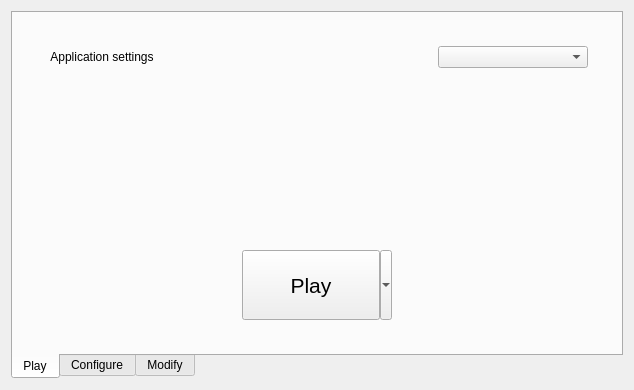
The window that src/mainwindow.ui (kriana/SilVerPLuM) describes before a commit, drawn with Qt 5.
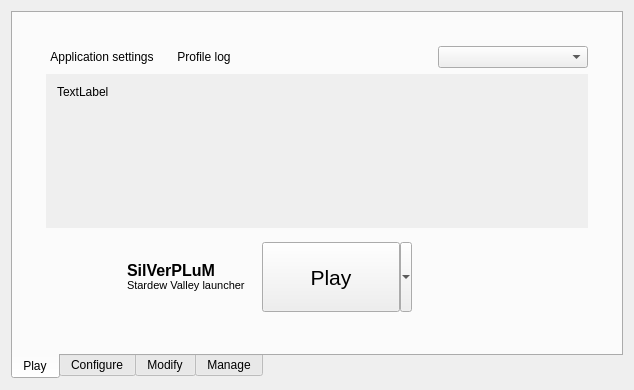
The same window after the commit. Icons and pictures are not drawn. Custom widgets are drawn as their Qt base class.

Commit message: + Launcher shows profile description + Started work on savegame manager + Log viewer + Working DLL pipeline + Markdown descriptions

Diff of the .ui file:
```diff
--- a/src/mainwindow.ui
+++ b/src/mainwindow.ui
@@ -69,6 +69,19 @@
                    </property>
                   </widget>
                  </item>
+                 <item>
+                  <widget class="QPushButton" name="btnShowLog">
+                   <property name="text">
+                    <string>Profile log</string>
+                   </property>
+                   <property name="icon">
+                    <iconset theme="text"/>
+                   </property>
+                   <property name="flat">
+                    <bool>true</bool>
+                   </property>
+                  </widget>
+                 </item>
                  <item>
                   <spacer name="horizontalSpacer_3">
                    <property name="orientation">
@@ -95,32 +108,100 @@
                 </layout>
                </item>
                <item>
-                <spacer name="verticalSpacer">
-                 <property name="orientation">
-                  <enum>Qt::Vertical</enum>
+                <widget class="QScrollArea" name="scrollArea">
+                 <property name="frameShape">
+                  <enum>QFrame::NoFrame</enum>
                  </property>
-                 <property name="sizeHint" stdset="0">
-                  <size>
-                   <width>20</width>
-                   <height>186</height>
-                  </size>
+                 <property name="widgetResizable">
+                  <bool>true</bool>
                  </property>
-                </spacer>
+                 <widget class="QWidget" name="scrollAreaWidgetContents">
+                  <property name="geometry">
+                   <rect>
+                    <x>0</x>
+                    <y>0</y>
+                    <width>578</width>
+                    <height>181</height>
+                   </rect>
+                  </property>
+                  <layout class="QGridLayout" name="gridLayout_5">
+                   <item row="0" column="0">
+                    <widget class="QLabel" name="profileInfo">
+                     <property name="maximumSize">
+                      <size>
+                       <width>800</width>
+                       <height>16777215</height>
+                      </size>
+                     </property>
+                     <property name="text">
+                      <string>TextLabel</string>
+                     </property>
+                     <property name="textFormat">
+                      <enum>Qt::RichText</enum>
+                     </property>
+                     <property name="alignment">
+                      <set>Qt::AlignLeading|Qt::AlignLeft|Qt::AlignTop</set>
+                     </property>
+                     <property name="wordWrap">
+                      <bool>true</bool>
+                     </property>
+                    </widget>
+                   </item>
+                  </layout>
+                 </widget>
+                </widget>
                </item>
                <item>
                 <layout class="QHBoxLayout" name="horizontalLayout">
                  <item>
-                  <spacer name="horizontalSpacer">
-                   <property name="orientation">
-                    <enum>Qt::Horizontal</enum>
+                  <widget class="QWidget" name="widget_3" native="true">
+                   <property name="sizePolicy">
+                    <sizepolicy hsizetype="Expanding" vsizetype="Preferred">
+                     <horstretch>0</horstretch>
+                     <verstretch>0</verstretch>
+                    </sizepolicy>
                    </property>
-                   <property name="sizeHint" stdset="0">
-                    <size>
-                     <width>40</width>
-                     <height>20</height>
-                    </size>
-                   </property>
-                  </spacer>
+                   <layout class="QHBoxLayout" name="horizontalLayout_4">
+                    <item>
+                     <widget class="QLabel" name="label">
+                      <property name="sizePolicy">
+                       <sizepolicy hsizetype="Fixed" vsizetype="Fixed">
+                        <horstretch>0</horstretch>
+                        <verstretch>0</verstretch>
+                       </sizepolicy>
+                      </property>
+                      <property name="minimumSize">
+                       <size>
+                        <width>64</width>
+                        <height>64</height>
+                       </size>
+                      </property>
+                      <property name="maximumSize">
+                       <size>
+                        <width>64</width>
+                        <height>64</height>
+                       </size>
+                      </property>
+                      <property name="text">
+                       <string/>
+                      </property>
+                      <property name="pixmap">
+                       <pixmap resource="resources.qrc">:/resources/icons/application-128.png</pixmap>
+                      </property>
+                      <property name="scaledContents">
+                       <bool>true</bool>
+                      </property>
+                     </widget>
+                    </item>
+                    <item>
+                     <widget class="QLabel" name="label_2">
+                      <property name="text">
+                       <string>&lt;html&gt;&lt;head/&gt;&lt;body&gt;&lt;p&gt;&lt;span style=&quot; font-size:12pt; font-weight:600;&quot;&gt;SilVerPLuM&lt;br/&gt;&lt;/span&gt;&lt;span style=&quot; font-size:8pt;&quot;&gt;Stardew Valley launcher&lt;/span&gt;&lt;/p&gt;&lt;/body&gt;&lt;/html&gt;</string>
+                      </property>
+                     </widget>
+                    </item>
+                   </layout>
+                  </widget>
                  </item>
                  <item>
                   <widget class="QToolButton" name="btnPlay">
@@ -268,6 +349,22 @@
         </item>
        </layout>
       </widget>
+      <widget class="QWidget" name="tabManage">
+       <attribute name="title">
+        <string>Manage</string>
+       </attribute>
+       <layout class="QGridLayout" name="gridLayout_6">
+        <item row="0" column="0">
+         <widget class="QSplitter" name="splitter_3">
+          <property name="orientation">
+           <enum>Qt::Horizontal</enum>
+          </property>
+          <widget class="ProfileManagerWidget" name="manageProfileList" native="true"/>
+          <widget class="QWidget" name="manageManager" native="true"/>
+         </widget>
+        </item>
+       </layout>
+      </widget>
      </widget>
     </item>
    </layout>
```
Left out of the diff: 10 changed lines with no effect on the pictures. The commit also changes 47 other files.
